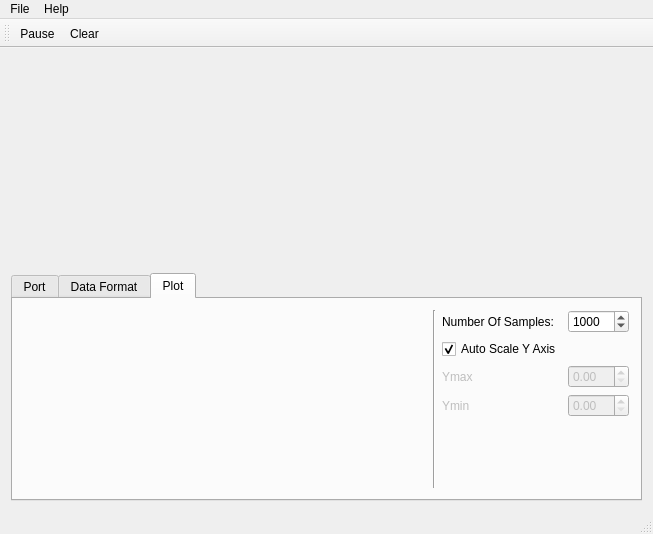
Qt form mainwindow.ui (AlexanderAmelkin/SerialPlot) before a commit.
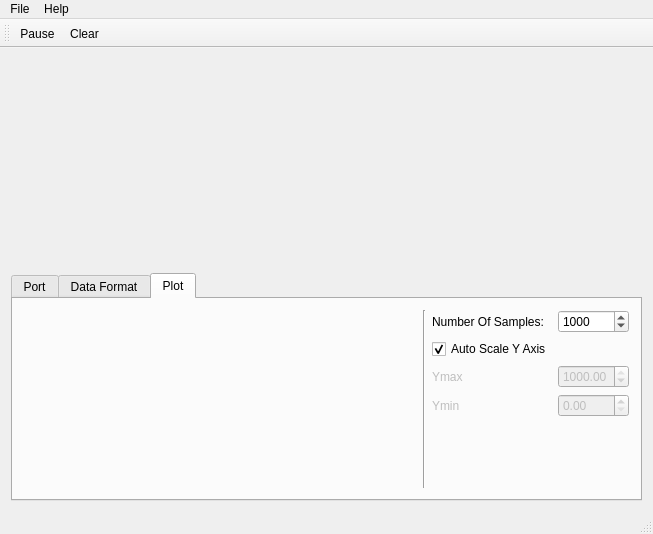
The same form after that commit. The open tabs and pages were chosen to show the change. Custom widgets are drawn as their Qt base class.

Commit message: set plot ymax to a more sensible default

```diff
--- a/mainwindow.ui
+++ b/mainwindow.ui
@@ -523,6 +523,12 @@
               <height>16777215</height>
              </size>
             </property>
+            <property name="maximum">
+             <double>1000.000000000000000</double>
+            </property>
+            <property name="value">
+             <double>1000.000000000000000</double>
+            </property>
            </widget>
           </item>
          </layout>
```
